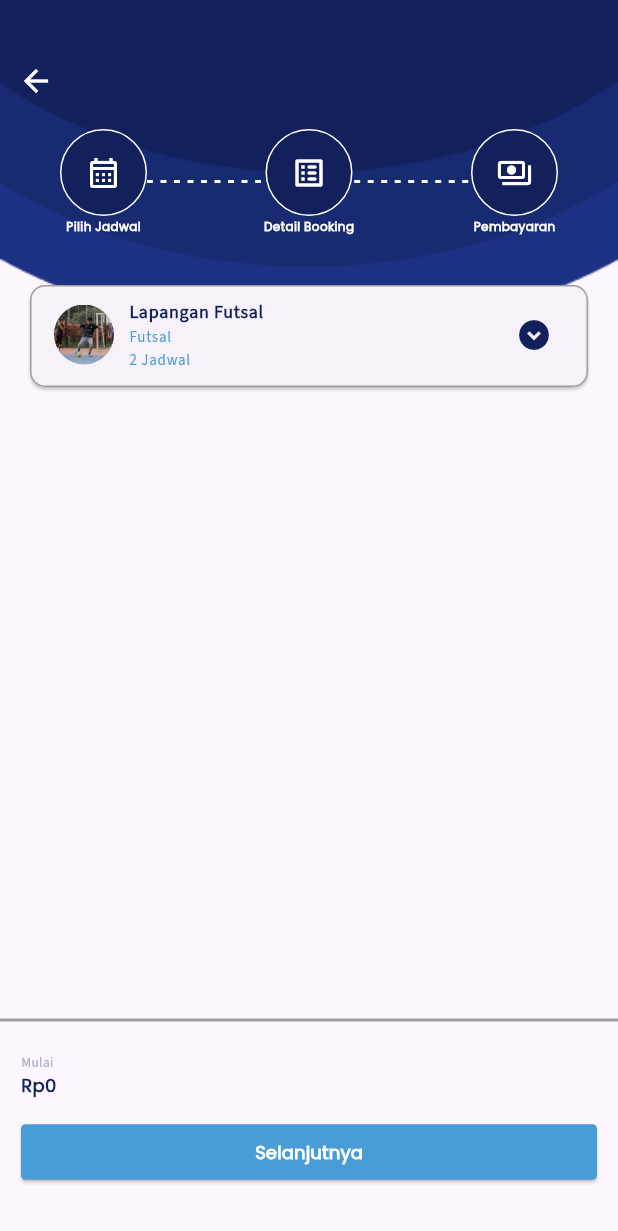
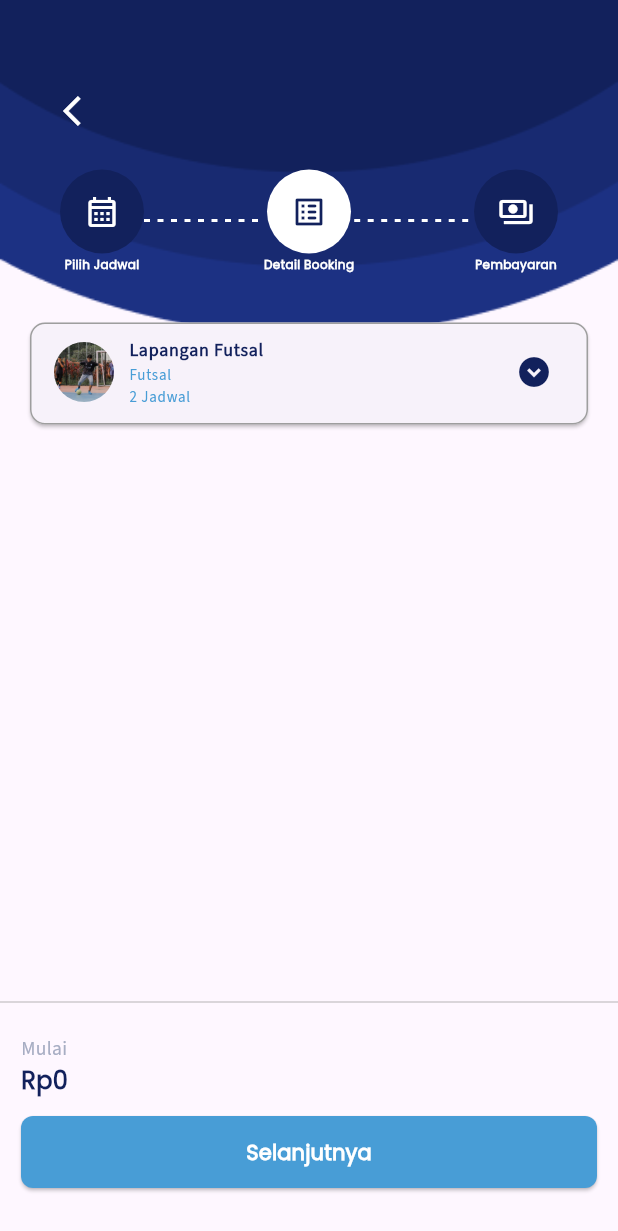
Before and after one commit to iammburg/arena-connect, a Flutter app: the SelectSchedule screen opened directly, on a phone screen of 412 x 824 dp. Shown: the top 1231 px of the screen. Run offline on Flutter 3.47's test engine with Material 3 defaults, Android fonts, the phone set to English and light mode, and no system bars; our stand-ins replace carousel_slider, device_preview.

Commit message:
feat: fix font size and button

```diff
--- a/lib/screens/field-search/select_schedule.dart
+++ b/lib/screens/field-search/select_schedule.dart
@@ -68,7 +68,8 @@
               decoration: BoxDecoration(
                 shape: BoxShape.circle,
                 color: primary,
-                  border: Border.all(color: Colors.white, width: 1)),
+                // border: Border.all(color: Colors.white, width: 1)
+              ),
               child: const IconButton(
                   icon: Icon(Icons.calendar_month_outlined),
                   color: Colors.white,
@@ -83,15 +84,16 @@
         children: [
           Container(
               padding: const EdgeInsets.all(4),
-              decoration: BoxDecoration(
+              decoration: const BoxDecoration(
                 shape: BoxShape.circle,
+                color: Colors.white,
+                // border: Border.all(color: Colors.white, width: 1)
+              ),
+              child: IconButton(
+                  icon: Icon(Icons.list_alt_rounded),
                   color: primary,
-                  border: Border.all(color: Colors.white, width: 1)),
-              child: const IconButton(
-                  icon: Icon(Icons.list_alt_rounded),
-                  color: Colors.white,
                   onPressed: null,
-                  disabledColor: Colors.white)),
+                  disabledColor: primary)),
         ],
       );
     }
@@ -104,7 +106,8 @@
               decoration: BoxDecoration(
                 shape: BoxShape.circle,
                 color: primary,
-                  border: Border.all(color: Colors.white, width: 1)),
+                // border: Border.all(color: Colors.white, width: 1)
+              ),
               child: const IconButton(
                   icon: Icon(Icons.payments_outlined),
                   color: Colors.white,
@@ -206,16 +209,19 @@
                 mainAxisAlignment: MainAxisAlignment.start,
                 crossAxisAlignment: CrossAxisAlignment.start,
                 children: [
-                  IconButton(
+                  Padding(
+                    padding: const EdgeInsets.only(left: 30, top: 20),
+                    child: IconButton(
                       onPressed: () {
                         Navigator.pop(context);
                       },
-                    icon: const Icon(Icons.arrow_back),
+                      icon: const Icon(Icons.arrow_back_ios),
                       color: white,
+                    ),
                   ),
                 ],
               ),
-              const SizedBox(height: 8),
+              const SizedBox(height: 15),
               Row(
                 mainAxisAlignment: MainAxisAlignment.center,
                 crossAxisAlignment: CrossAxisAlignment.center,
@@ -377,7 +383,8 @@
                                               style: shortButton2,
                                               child: Text(
                                                 "Buat Booking",
-                                                style: buttonFont6,
+                                                style: buttonFont6.copyWith(
+                                                    fontSize: 11),
                                               ),
                                             ),
                                           ),
@@ -406,7 +413,7 @@
                 children: [
                   const Divider(
                     color: Colors.grey,
-                    thickness: 2,
+                    thickness: 0.5,
                   ),
                   Padding(
                     padding: const EdgeInsets.all(14),
@@ -414,15 +421,21 @@
                       mainAxisAlignment: MainAxisAlignment.start,
                       crossAxisAlignment: CrossAxisAlignment.start,
                       children: [
-                        Text("Mulai", style: regulerFont10),
-                        Text(_selectedPrice, style: superFont4),
+                        Text("Mulai",
+                            style: regulerFont10.copyWith(fontSize: 13)),
+                        Text(_selectedPrice, style: superFont2),
                         const SizedBox(height: 12),
                         ElevatedButton(
                             onPressed: () {},
-                            style: longButton1,
+                            style: ElevatedButton.styleFrom(
+                                minimumSize: const Size(400, 48),
+                                shape: RoundedRectangleBorder(
+                                  borderRadius: BorderRadius.circular(8),
+                                ),
+                                backgroundColor: secondary),
                             child: Text(
                               "Selanjutnya",
-                              style: buttonFont4,
+                              style: buttonFont2,
                             )),
                         const SizedBox(height: 18),
                       ],
```
Lines whose indentation alone changed are shown as unchanged.
